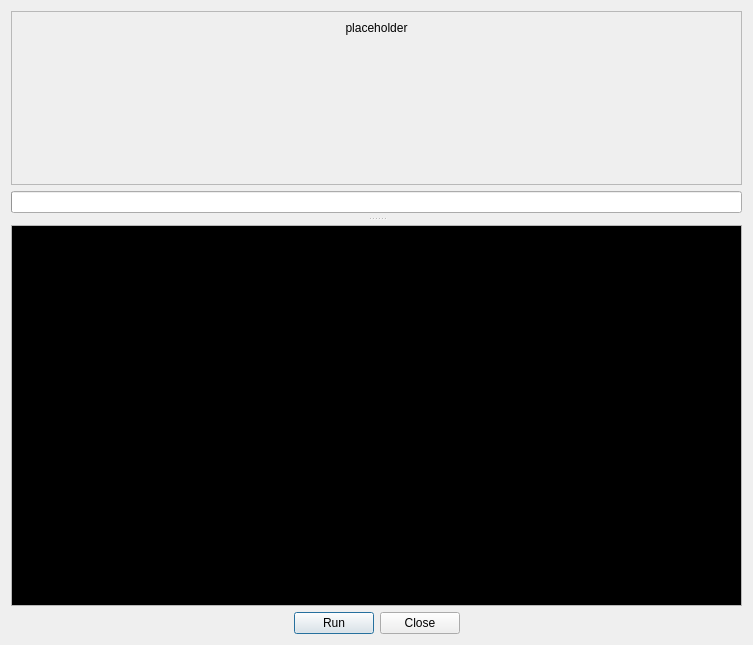
cmontesano/xappt_qt, file resources/ui/runner.ui: the form before one commit.
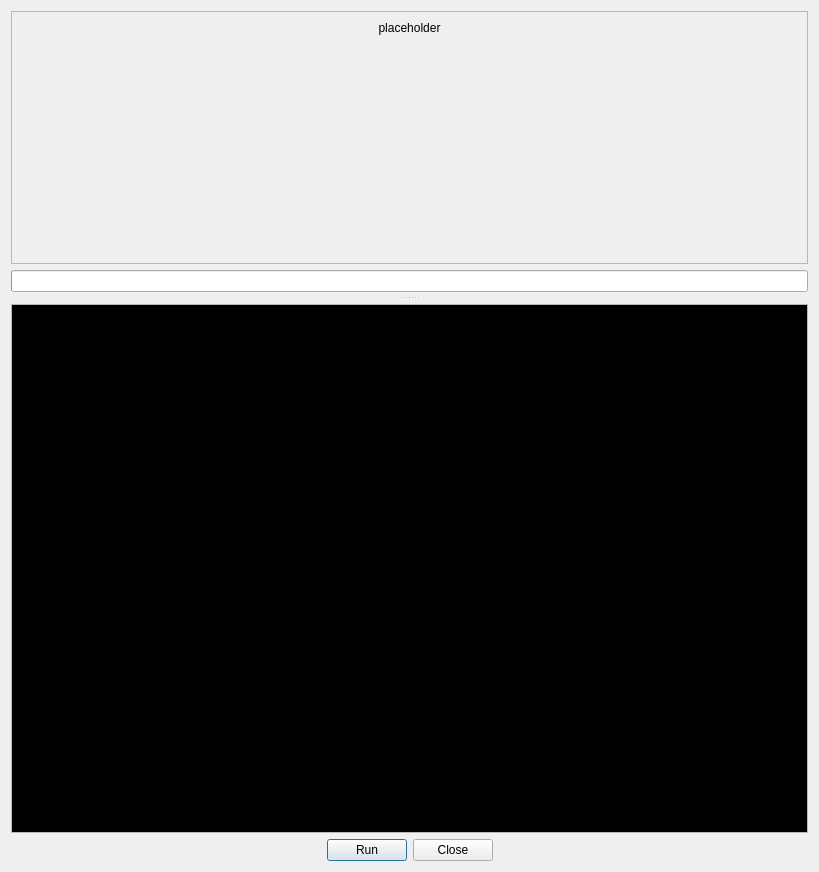
The form after the commit.

Commit message: increase runner size

```diff
--- a/resources/ui/runner.ui
+++ b/resources/ui/runner.ui
@@ -6,8 +6,8 @@
    <rect>
     <x>0</x>
     <y>0</y>
-    <width>753</width>
-    <height>645</height>
+    <width>819</width>
+    <height>872</height>
    </rect>
   </property>
   <property name="windowTitle">
@@ -22,7 +22,7 @@
      <property name="handleWidth">
       <number>12</number>
      </property>
-     <widget class="QWidget" name="">
+     <widget class="QWidget" name="layoutWidget">
       <layout class="QVBoxLayout" name="verticalLayout_2">
        <item>
         <widget class="QScrollArea" name="scrollArea">
@@ -34,8 +34,8 @@
            <rect>
             <x>0</x>
             <y>0</y>
-            <width>731</width>
-            <height>186</height>
+            <width>797</width>
+            <height>277</height>
            </rect>
           </property>
           <layout class="QVBoxLayout" name="verticalLayout">
@@ -108,8 +108,8 @@
        <string>&lt;!DOCTYPE HTML PUBLIC &quot;-//W3C//DTD HTML 4.0//EN&quot; &quot;http://www.w3.org/TR/REC-html40/strict.dtd&quot;&gt;
 &lt;html&gt;&lt;head&gt;&lt;meta name=&quot;qrichtext&quot; content=&quot;1&quot; /&gt;&lt;style type=&quot;text/css&quot;&gt;
 p, li { white-space: pre-wrap; }
-&lt;/style&gt;&lt;/head&gt;&lt;body style=&quot; font-family:'Ubuntu'; font-size:11pt; font-weight:400; font-style:normal;&quot; bgcolor=&quot;#000000&quot;&gt;
-&lt;p style=&quot;-qt-paragraph-type:empty; margin-top:0px; margin-bottom:0px; margin-left:0px; margin-right:0px; -qt-block-indent:0; text-indent:0px;&quot;&gt;&lt;br /&gt;&lt;/p&gt;&lt;/body&gt;&lt;/html&gt;</string>
+&lt;/style&gt;&lt;/head&gt;&lt;body style=&quot; font-family:'Ubuntu'; font-size:12pt; font-weight:400; font-style:normal;&quot; bgcolor=&quot;#000000&quot;&gt;
+&lt;p style=&quot;-qt-paragraph-type:empty; margin-top:0px; margin-bottom:0px; margin-left:0px; margin-right:0px; -qt-block-indent:0; text-indent:0px; font-size:11pt;&quot;&gt;&lt;br /&gt;&lt;/p&gt;&lt;/body&gt;&lt;/html&gt;</string>
       </property>
       <property name="tabStopWidth">
        <number>40</number>
```
The commit also changes 1 other file.
